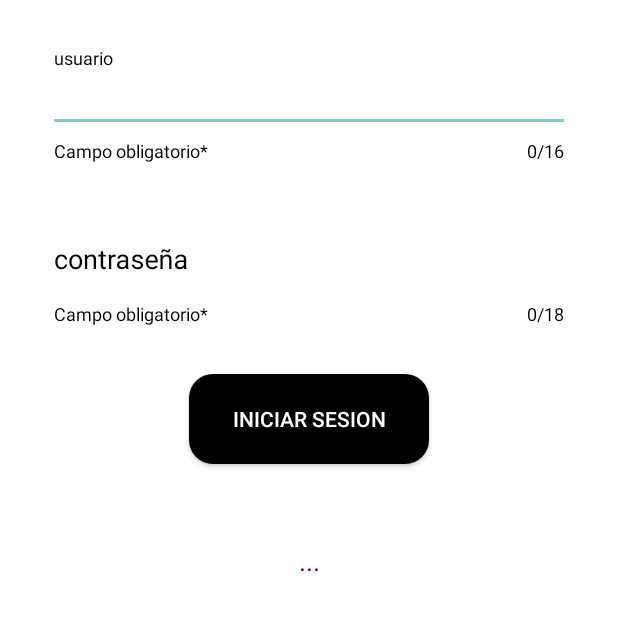
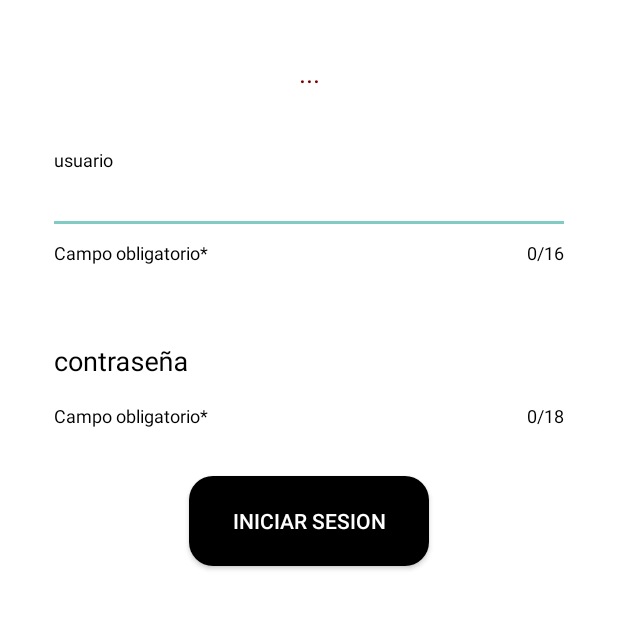
Before and after one commit to Eduardoodanniel/APPMov, an Android app: the screen it shows after launch (MainActivity), on a phone screen of 412 x 824 dp, the part 273-904 px from its top. Run offline under Robolectric (Android 15) with nearby library versions, the phone set to English and light mode, and no system bars.

Commit message:
Permisos v1.2

```diff
--- a/app/src/main/res/layout/activity_main.xml
+++ b/app/src/main/res/layout/activity_main.xml
@@ -16,10 +16,9 @@
         android:layout_marginTop="32dp"
         android:layout_marginEnd="32dp"
         android:layout_marginRight="32dp"
-        android:layout_marginBottom="32dp"
         android:contentDescription="@string/img_micro"
-        app:layout_constraintBottom_toTopOf="@+id/textInputLayoutusser"
         app:layout_constraintEnd_toEndOf="parent"
+        app:layout_constraintHorizontal_bias="0.0"
         app:layout_constraintStart_toStartOf="parent"
         app:layout_constraintTop_toTopOf="parent"
         app:srcCompat="@drawable/logo" />
@@ -42,8 +41,9 @@
         app:helperTextTextColor="@color/black"
         app:hintTextColor="@color/black"
         app:layout_constraintEnd_toEndOf="parent"
+        app:layout_constraintHorizontal_bias="0.0"
         app:layout_constraintStart_toStartOf="parent"
-        app:layout_constraintTop_toBottomOf="@+id/imageView2">
+        app:layout_constraintTop_toBottomOf="@+id/idMensaje">
 
         <com.google.android.material.textfield.TextInputEditText
             android:id="@+id/txi_usu"
@@ -104,14 +104,16 @@
 
     <TextView
         android:id="@+id/idMensaje"
-        android:layout_width="wrap_content"
-        android:layout_height="wrap_content"
-        android:layout_marginTop="52dp"
+        android:layout_width="157dp"
+        android:layout_height="32dp"
+        android:layout_gravity="center_horizontal"
+        android:layout_marginTop="36dp"
         android:text="@string/mensaje"
+        android:textAlignment="center"
         android:textColor="#780000"
         android:textSize="18sp"
         app:layout_constraintEnd_toEndOf="parent"
         app:layout_constraintStart_toStartOf="parent"
-        app:layout_constraintTop_toBottomOf="@+id/btn_agregar" />
+        app:layout_constraintTop_toBottomOf="@+id/imageView2" />
 
 </androidx.constraintlayout.widget.ConstraintLayout>
```
Also changed, not shown: app/src/main/java/com/example/geo/ServiceAndroid.java (+3 -21 lines).
